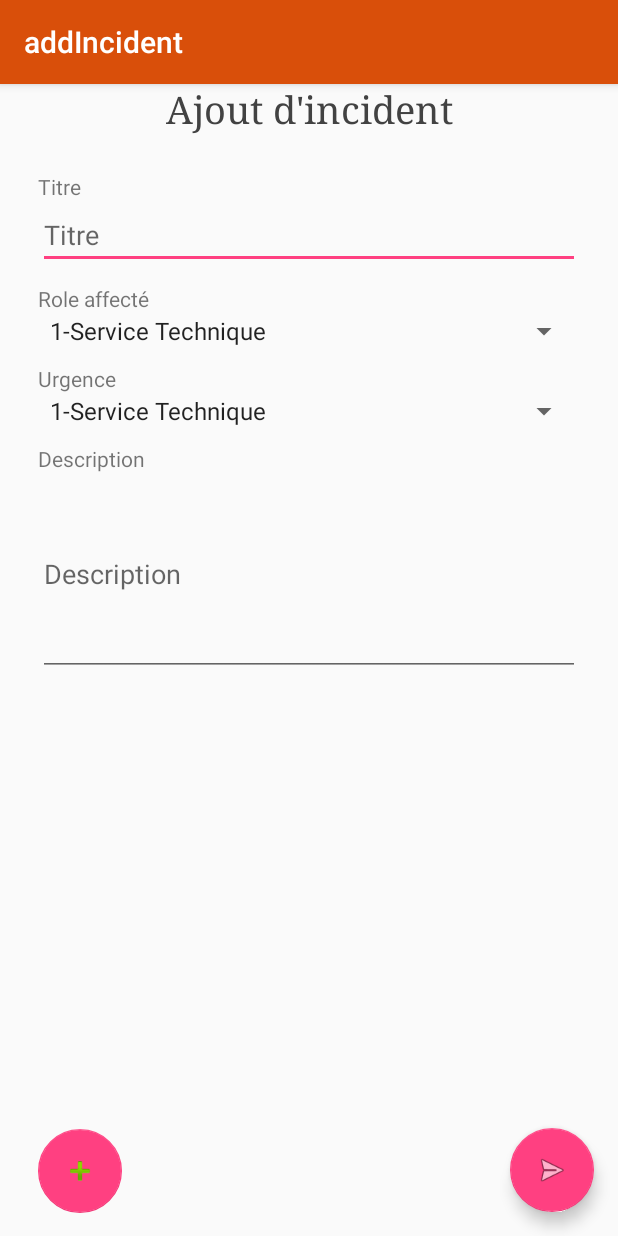
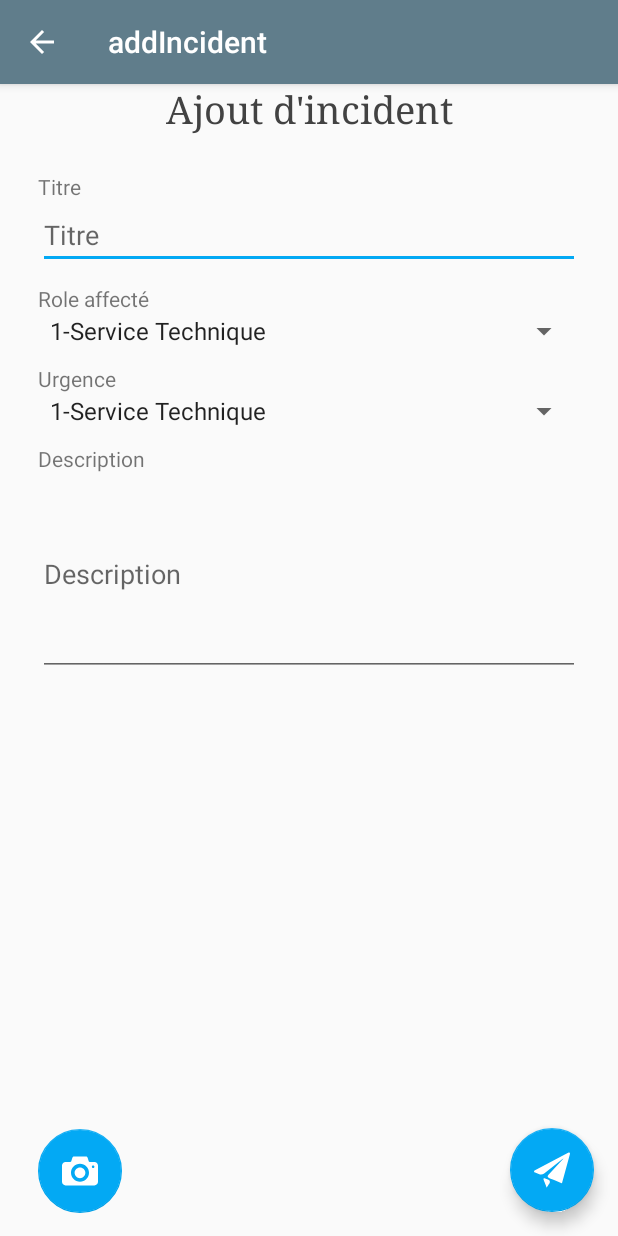
Before and after one commit to AlexanderHow/GHMAndroid2, an Android app: the screen it shows after launch (addIncident), after a tap on an icon or button, on a phone screen of 412 x 824 dp. Run offline under Robolectric (Android 15) with nearby library versions, the phone set to English and light mode, and no system bars; our stand-ins replace Room's generated code; libraries missing offline, so code that uses them is left out: android.arch.persistence, com.twitter.sdk; 4 statements that could not run were skipped.

Commit message:
Visual changes (color / icons) add added back button on action bar

```diff
--- /dev/null
+++ b/app/src/main/res/drawable/ic_pen.xml
@@ -0,0 +1,4 @@
+<vector android:height="24dp" android:viewportHeight="459"
+    android:viewportWidth="459" android:width="24dp" xmlns:android="http://schemas.android.com/apk/res/android">
+    <path android:fillColor="#FFFFFFFF" android:pathData="M0,362.1V459h96.9l280.5,-283.05l-96.9,-96.9L0,362.1zM451.35,102c10.2,-10.2 10.2,-25.5 0,-35.7L392.7,7.649c-10.2,-10.2 -25.5,-10.2 -35.7,0l-45.9,45.9l96.9,96.9L451.35,102z"/>
+</vector>
--- /dev/null
+++ b/app/src/main/res/drawable/ic_photo_camera.xml
@@ -0,0 +1,4 @@
+<vector android:height="24dp" android:viewportHeight="100"
+    android:viewportWidth="100" android:width="24dp" xmlns:android="http://schemas.android.com/apk/res/android">
+    <path android:fillColor="#FFFFFF" android:pathData="M50,40c-8.285,0 -15,6.718 -15,15c0,8.285 6.715,15 15,15c8.283,0 15,-6.715 15,-15C65,46.718 58.283,40 50,40zM90,25H78c-1.65,0 -3.428,-1.28 -3.949,-2.846l-3.102,-9.309C70.426,11.28 68.65,10 67,10H33c-1.65,0 -3.428,1.28 -3.949,2.846l-3.102,9.309C25.426,23.72 23.65,25 22,25H10C4.5,25 0,29.5 0,35v45c0,5.5 4.5,10 10,10h80c5.5,0 10,-4.5 10,-10V35C100,29.5 95.5,25 90,25zM50,80c-13.807,0 -25,-11.193 -25,-25c0,-13.806 11.193,-25 25,-25c13.805,0 25,11.194 25,25C75,68.807 63.805,80 50,80zM86.5,41.993c-1.932,0 -3.5,-1.566 -3.5,-3.5c0,-1.932 1.568,-3.5 3.5,-3.5c1.934,0 3.5,1.568 3.5,3.5C90,40.427 88.433,41.993 86.5,41.993z"/>
+</vector>
--- /dev/null
+++ b/app/src/main/res/drawable/ic_send.xml
@@ -0,0 +1,4 @@
+<vector android:height="24dp" android:viewportHeight="334"
+    android:viewportWidth="334" android:width="24dp" xmlns:android="http://schemas.android.com/apk/res/android">
+    <path android:fillColor="#FFFFFFFF" android:pathData="M332.797,13.699c-1.489,-1.306 -3.608,-1.609 -5.404,-0.776L2.893,163.695c-1.747,0.812 -2.872,2.555 -2.893,4.481s1.067,3.693 2.797,4.542l91.833,45.068c1.684,0.827 3.692,0.64 5.196,-0.484l89.287,-66.734l-70.094,72.1c-1,1.029 -1.51,2.438 -1.4,3.868l6.979,90.889c0.155,2.014 1.505,3.736 3.424,4.367c0.513,0.168 1.04,0.25 1.561,0.25c1.429,0 2.819,-0.613 3.786,-1.733l48.742,-56.482l60.255,28.79c1.308,0.625 2.822,0.651 4.151,0.073c1.329,-0.579 2.341,-1.705 2.775,-3.087L334.27,18.956C334.864,17.066 334.285,15.005 332.797,13.699z"/>
+</vector>
--- /dev/null
+++ b/app/src/main/res/drawable/ic_send_message_button.xml
@@ -0,0 +1,5 @@
+<vector android:height="24dp" android:viewportHeight="25.73"
+    android:viewportWidth="25.73" android:width="24dp" xmlns:android="http://schemas.android.com/apk/res/android">
+    <path android:fillColor="#FFFFFFFF" android:pathData="M24.408,0.597L0.706,13.026c-0.975,0.511 -0.935,1.26 0.088,1.665l3.026,1.196c1.021,0.404 2.569,0.185 3.437,-0.494L20.399,5.03c0.864,-0.681 0.957,-0.58 0.206,0.224l-10.39,11.123c-0.753,0.801 -0.529,1.783 0.495,2.182l0.354,0.139c1.024,0.396 2.698,1.062 3.717,1.478l3.356,1.366c1.02,0.415 1.854,0.759 1.854,0.765c0,0.006 0.006,0.025 0.011,0.026c0.005,0.002 0.246,-0.864 0.534,-1.926L25.654,1.6C25.942,0.537 25.383,0.087 24.408,0.597z"/>
+    <path android:fillColor="#FFFFFFFF" android:pathData="M10.324,19.82l-2.322,-0.95c-1.018,-0.417 -1.506,0.072 -1.084,1.089c0.001,0 2.156,5.194 2.096,5.377c-0.062,0.182 2.068,-3.082 2.068,-3.082C11.684,21.332 11.342,20.237 10.324,19.82z"/>
+</vector>
--- a/app/src/main/res/layout/activity_add_incident.xml
+++ b/app/src/main/res/layout/activity_add_incident.xml
@@ -28,6 +28,6 @@
         android:layout_height="wrap_content"
         android:layout_gravity="bottom|end"
         android:layout_margin="@dimen/fab_margin"
-        app:srcCompat="@android:drawable/ic_menu_send" />
+        app:srcCompat="@drawable/ic_send_message_button" />
 
 </android.support.design.widget.CoordinatorLayout>
--- a/app/src/main/res/layout/activity_main.xml
+++ b/app/src/main/res/layout/activity_main.xml
@@ -71,6 +71,6 @@
         android:layout_height="wrap_content"
         android:layout_gravity="end|bottom"
         android:layout_margin="@dimen/fab_margin"
-        app:srcCompat="@android:drawable/ic_dialog_email" />
+        app:srcCompat="@drawable/ic_pen" />
 
 </android.support.design.widget.CoordinatorLayout>
--- a/app/src/main/res/layout/content_add_incident.xml
+++ b/app/src/main/res/layout/content_add_incident.xml
@@ -117,7 +117,7 @@
             android:layout_weight="1"
             android:clickable="true"
             app:elevation="0dp"
-            app:srcCompat="@android:drawable/ic_input_add" />
+            app:srcCompat="@drawable/ic_photo_camera" />
 
         <ImageView
             android:id="@+id/imageView"
--- a/app/src/main/res/menu/menu_main.xml
+++ b/app/src/main/res/menu/menu_main.xml
@@ -2,19 +2,14 @@
     xmlns:app="http://schemas.android.com/apk/res-auto"
     xmlns:tools="http://schemas.android.com/tools"
     tools:context="com.td.fr.unice.polytech.ghmandroid.MainActivity">
-    <item
-        android:id="@+id/app_bar_switch"
-        android:orderInCategory="101"
-        android:title="Twitter"
-        app:showAsAction="always"
-        app:actionLayout="@layout/switch_item" />
+
     <item
         android:id="@+id/app_bar_search"
         app:actionViewClass="android.widget.SearchView"
         app:showAsAction="ifRoom"
         android:icon="@drawable/ic_search_black_24dp"
         android:orderInCategory="100"
-        android:title="Search" />
+        android:title="@string/search" />
     <item
         android:id="@+id/action_settings"
         android:orderInCategory="102"
--- a/app/src/main/res/values/colors.xml
+++ b/app/src/main/res/values/colors.xml
@@ -1,6 +1,6 @@
 <?xml version="1.0" encoding="utf-8"?>
 <resources>
-    <color name="colorPrimary">#d94f0a</color>
-    <color name="colorPrimaryDark">#303F9F</color>
-    <color name="colorAccent">#ff4081</color>
+    <color name="colorPrimary">#607D8B</color>
+    <color name="colorPrimaryDark">#455A64</color>
+    <color name="colorAccent">#03A9F4</color>
 </resources>
```
Also changed, not shown: app/src/main/AndroidManifest.xml (+12 -2 lines), app/src/main/java/com/td/fr/unice/polytech/ghmandroid/Visualizers/VisuTweet.java (+14 -0 lines), app/src/main/java/com/td/fr/unice/polytech/ghmandroid/addIncident.java (+15 -4 lines), app/src/main/res/values/strings.xml (+4 -3 lines).
